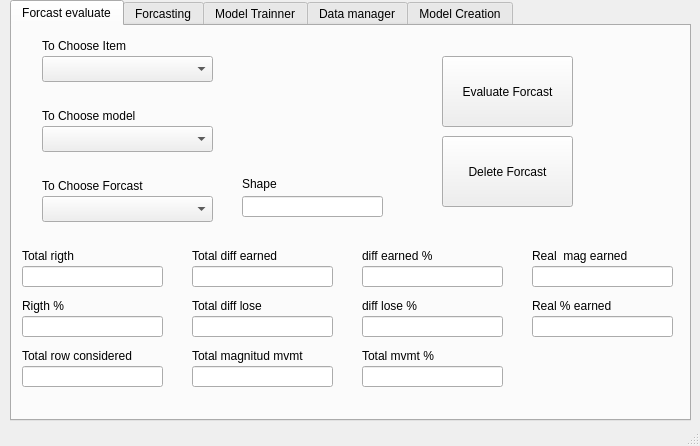
eduardo-trejo-es/LSTM_GUI_DB, file QT_Files/GUI_FFT_LSTM_Stock.ui: the form before one commit.
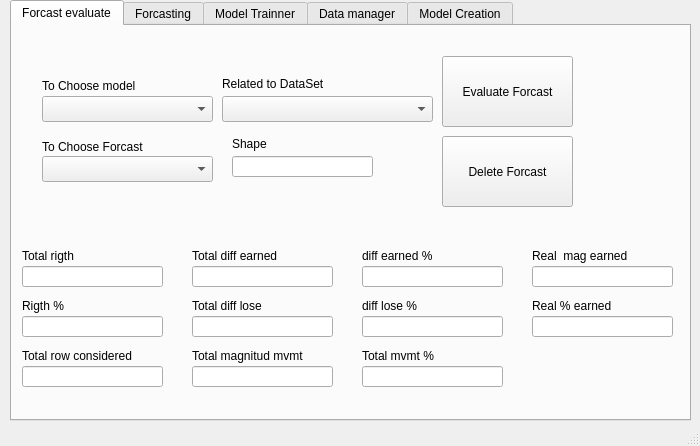
The form after the commit. The open tabs and pages were chosen to show the change.

```diff
--- a/QT_Files/GUI_FFT_LSTM_Stock.ui
+++ b/QT_Files/GUI_FFT_LSTM_Stock.ui
@@ -46,7 +46,7 @@
       <property name="geometry">
        <rect>
         <x>30</x>
-        <y>80</y>
+        <y>50</y>
         <width>161</width>
         <height>20</height>
        </rect>
@@ -72,7 +72,7 @@
       <property name="geometry">
        <rect>
         <x>30</x>
-        <y>100</y>
+        <y>70</y>
         <width>171</width>
         <height>26</height>
        </rect>
@@ -81,41 +81,18 @@
      <widget class="QLineEdit" name="ForcastEval_txtLine_ShowShape">
       <property name="geometry">
        <rect>
-        <x>230</x>
-        <y>170</y>
+        <x>220</x>
+        <y>130</y>
         <width>141</width>
         <height>21</height>
        </rect>
       </property>
      </widget>
-     <widget class="QLabel" name="ForcastEval_lbl_Chooseitem">
-      <property name="geometry">
-       <rect>
-        <x>30</x>
-        <y>10</y>
-        <width>161</width>
-        <height>20</height>
-       </rect>
-      </property>
-      <property name="text">
-       <string>To Choose Item</string>
-      </property>
-     </widget>
-     <widget class="QComboBox" name="ForcastEval_Combox_ChooseItem">
-      <property name="geometry">
-       <rect>
-        <x>30</x>
-        <y>30</y>
-        <width>171</width>
-        <height>26</height>
-       </rect>
-      </property>
-     </widget>
      <widget class="QLabel" name="ForcastEval_lbl_ShowShape">
       <property name="geometry">
        <rect>
-        <x>230</x>
-        <y>150</y>
+        <x>220</x>
+        <y>110</y>
         <width>131</width>
         <height>16</height>
        </rect>
@@ -128,7 +105,7 @@
       <property name="geometry">
        <rect>
         <x>30</x>
-        <y>170</y>
+        <y>130</y>
         <width>171</width>
         <height>26</height>
        </rect>
@@ -138,9 +115,9 @@
       <property name="geometry">
        <rect>
         <x>30</x>
-        <y>150</y>
+        <y>110</y>
         <width>161</width>
-        <height>20</height>
+        <height>21</height>
        </rect>
       </property>
       <property name="text">
@@ -426,6 +403,29 @@
        <string>Total magnitud mvmt</string>
       </property>
      </widget>
+     <widget class="QComboBox" name="ForcastEval_ComBox_Rlted_DataSet">
+      <property name="geometry">
+       <rect>
+        <x>210</x>
+        <y>70</y>
+        <width>211</width>
+        <height>26</height>
+       </rect>
+      </property>
+     </widget>
+     <widget class="QLabel" name="ForcastEval_lbl_Rlted_DataSet">
+      <property name="geometry">
+       <rect>
+        <x>210</x>
+        <y>50</y>
+        <width>131</width>
+        <height>16</height>
+       </rect>
+      </property>
+      <property name="text">
+       <string>Related to DataSet</string>
+      </property>
+     </widget>
     </widget>
     <widget class="QWidget" name="Forcasting_Tab">
      <attribute name="title">
```
Left out of the diff: 39 changed lines with no effect on the pictures.
